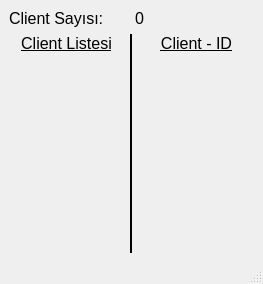
Old version of the form TCP_Socket_Program_v2_withUI/TCP_Socket_Program_v2_Server/mainwindow.ui in the repository FurkanTurkay/TCP_Socket_Programlama.
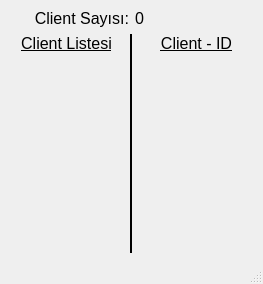
New version of the form. Icons and pictures are not drawn.

The edit to the form file:
```diff
--- a/TCP_Socket_Program_v2_withUI/TCP_Socket_Program_v2_Server/mainwindow.ui
+++ b/TCP_Socket_Program_v2_withUI/TCP_Socket_Program_v2_Server/mainwindow.ui
@@ -33,6 +33,9 @@
           <property name="text">
            <string>Client Sayısı:</string>
           </property>
+          <property name="alignment">
+           <set>Qt::AlignRight|Qt::AlignTrailing|Qt::AlignVCenter</set>
+          </property>
          </widget>
         </item>
         <item>
```
Left out of the diff: 8 changed lines with no effect on the pictures.
